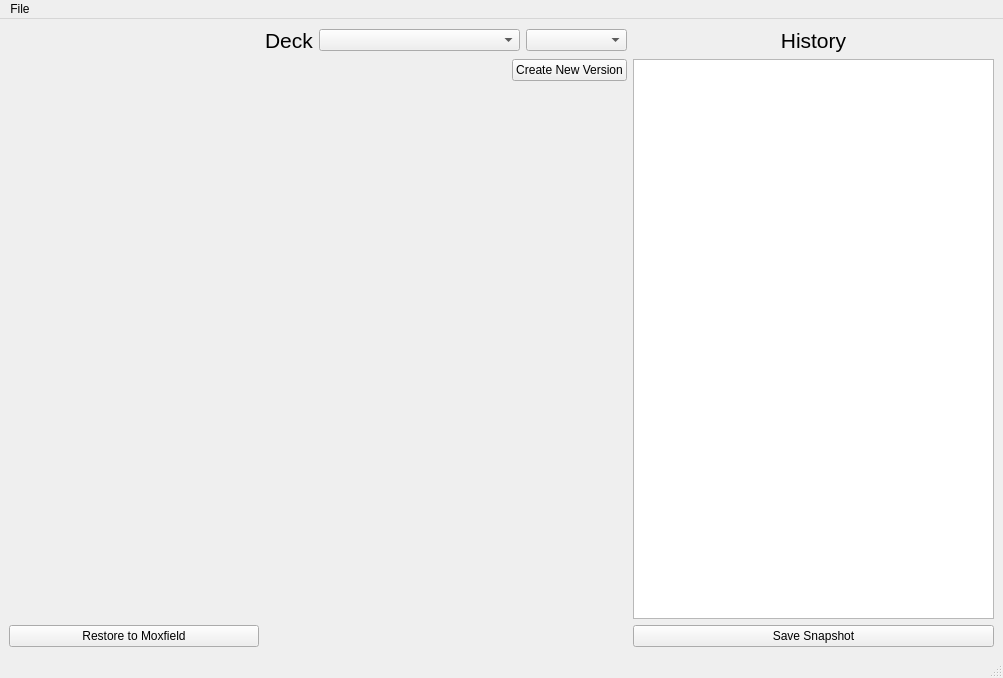
Above: res/window.ui from Jerakin/Moxsafe before the change. Below: the same form after it.
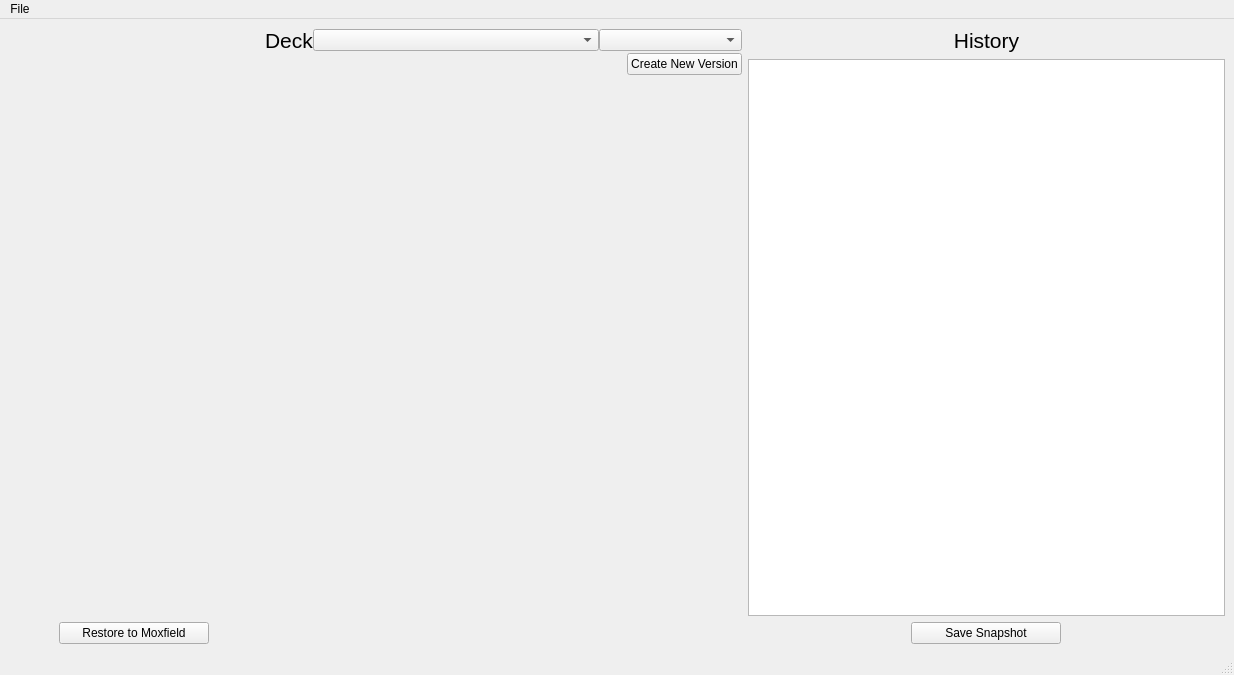
That is the form after the change.

```diff
--- a/res/window.ui
+++ b/res/window.ui
@@ -6,8 +6,8 @@
    <rect>
     <x>0</x>
     <y>0</y>
-    <width>1003</width>
-    <height>678</height>
+    <width>1234</width>
+    <height>675</height>
    </rect>
   </property>
   <property name="windowTitle">
@@ -47,7 +47,18 @@
        </spacer>
       </item>
       <item>
+       <layout class="QHBoxLayout" name="horizontalLayout_2">
+        <property name="spacing">
+         <number>0</number>
+        </property>
+        <item>
        <widget class="QPushButton" name="restore_btn">
+          <property name="maximumSize">
+           <size>
+            <width>150</width>
+            <height>16777215</height>
+           </size>
+          </property>
         <property name="text">
          <string>Restore to Moxfield</string>
         </property>
@@ -55,8 +66,13 @@
       </item>
      </layout>
     </item>
+     </layout>
+    </item>
     <item>
      <layout class="QVBoxLayout" name="mid_layout">
+      <property name="spacing">
+       <number>0</number>
+      </property>
       <item>
        <layout class="QHBoxLayout" name="deck_layout" stretch="0,2,1">
         <property name="sizeConstraint">
@@ -188,7 +204,18 @@
        <widget class="QListView" name="deck_history"/>
       </item>
       <item>
+       <layout class="QHBoxLayout" name="horizontalLayout_3">
+        <property name="spacing">
+         <number>0</number>
+        </property>
+        <item>
        <widget class="QPushButton" name="save_snapshot_btn">
+          <property name="maximumSize">
+           <size>
+            <width>150</width>
+            <height>16777215</height>
+           </size>
+          </property>
         <property name="text">
          <string>Save Snapshot</string>
         </property>
@@ -197,13 +224,15 @@
      </layout>
     </item>
    </layout>
+    </item>
+   </layout>
   </widget>
   <widget class="QMenuBar" name="menubar">
    <property name="geometry">
     <rect>
      <x>0</x>
      <y>0</y>
-     <width>1003</width>
+     <width>1234</width>
      <height>21</height>
     </rect>
    </property>
```
Lines whose indentation alone changed are shown as unchanged.
